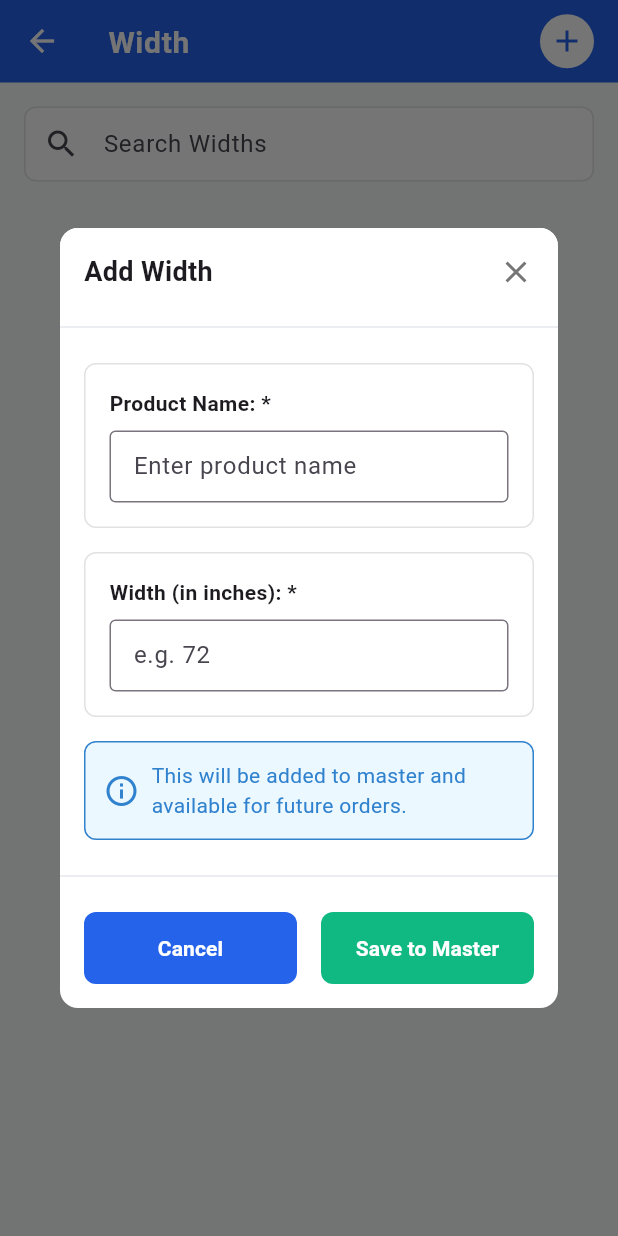
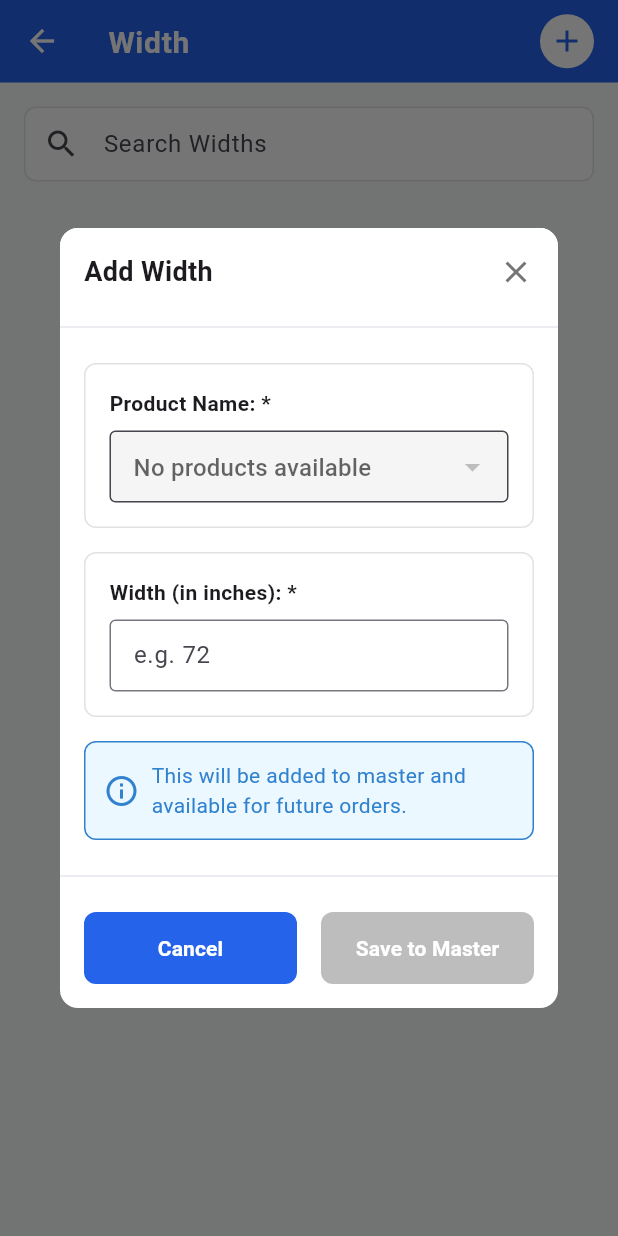
Before and after one commit to Affifa-2003/Fabric-Purchase-App, a Flutter app: the WidthPage screen opened directly, after a tap on the "add" icon, on a phone screen of 412 x 824 dp. Run offline on Flutter 3.47's test engine with Material 3 defaults, Android fonts, the phone set to English and light mode, and no system bars; our stand-ins replace fluttertoast, hive_flutter, image_picker; accounts and stored records are empty.

Commit message:
Updated width page

```diff
--- a/lib/service/width_service.dart
+++ b/lib/service/width_service.dart
@@ -24,9 +24,10 @@ class WidthService {
               // Ensure all values have the correct types
               Map<String, dynamic> widthMap = Map<String, dynamic>.from(item);
 
-              // Ensure product is a string
-              if (widthMap['product'] is! String) {
-                widthMap['product'] = widthMap['product']?.toString() ?? 'General';
+              // Ensure product is a string and not empty
+              if (widthMap['product'] is! String || widthMap['product'].toString().trim().isEmpty) {
+                // Skip items without a valid product name
+                return null;
               }
 
               // Ensure width is a double
@@ -40,18 +41,14 @@ class WidthService {
 
               return widthMap;
             }
-            // If it's a string (old format), convert to map
+            // If it's a string (old format), skip it since it doesn't have a product name
             if (item is String) {
-              // Remove the " at the end if it exists
-              String widthStr = item.endsWith('"') ? item.substring(0, item.length - 1) : item;
-              double? widthValue = double.tryParse(widthStr);
-              return {
-                'product': 'General',
-                'width': widthValue ?? 0.0,
-              };
+              // Skip string items without product names
+              return null;
             }
-            return <String, dynamic>{'product': 'General', 'width': 0.0};
-          }).toList();
+            // Skip invalid items
+            return null;
+          }).where((item) => item != null).cast<Map<String, dynamic>>().toList();
         }
       }
 
--- a/lib/widgets/add_width_dialog.dart
+++ b/lib/widgets/add_width_dialog.dart
@@ -4,14 +4,14 @@ import 'package:purchase_app/utils/input_formatters.dart';
 
 class AddWidthDialog extends StatefulWidget {
   final String? initialWidth;
-  final String? initialProduct; // Add this parameter
+  final String? initialProduct;
   final bool isEditMode;
   final List<Map<String, dynamic>>? activeProducts;
 
   const AddWidthDialog({
     Key? key,
     this.initialWidth,
-    this.initialProduct, // Add this parameter
+    this.initialProduct,
     this.isEditMode = false,
     this.activeProducts,
   }) : super(key: key);
@@ -110,7 +110,7 @@ class _AddWidthDialogState extends State<AddWidthDialog> {
             child: Column(
               mainAxisSize: MainAxisSize.min,
               children: [
-                // Product Name Field (always show)
+                // Product Name Field (always show as dropdown)
                 Container(
                   decoration: BoxDecoration(
                     color: const Color(0xFFFFFFFF),
@@ -130,43 +130,42 @@ class _AddWidthDialogState extends State<AddWidthDialog> {
                         ],
                       ),
                       const SizedBox(height: 8),
-                      // Show dropdown if products are provided, otherwise show text field
-                      widget.activeProducts != null && widget.activeProducts!.isNotEmpty
-                          ? DropdownButtonFormField<String>(
+                      // Always show dropdown, but disable when no products
+                      DropdownButtonFormField<String>(
                         value: selectedProductValue,
-                              decoration: const InputDecoration(
-                                hintText: 'Select a product',
-                                border: OutlineInputBorder(),
-                                contentPadding: EdgeInsets.symmetric(
+                        decoration: InputDecoration(
+                          hintText: widget.activeProducts != null && widget.activeProducts!.isNotEmpty
+                              ? 'Select a product'
+                              : 'No products available',
+                          border: const OutlineInputBorder(),
+                          contentPadding: const EdgeInsets.symmetric(
                             horizontal: 12,
                             vertical: 8,
                           ),
+                          filled: true,
+                          fillColor: widget.activeProducts != null && widget.activeProducts!.isNotEmpty
+                              ? Colors.white
+                              : Colors.grey[100],
                         ),
-                              items: widget.activeProducts!.map((product) {
+                        items: widget.activeProducts != null && widget.activeProducts!.isNotEmpty
+                            ? widget.activeProducts!.map((product) {
                                 return DropdownMenuItem<String>(
                                   value: product['name'],
                                   child: Text(product['name']),
                                 );
-                              }).toList(),
-                              onChanged: (value) {
+                              }).toList()
+                            : [], // Empty list when no products
+                        onChanged: widget.activeProducts != null && widget.activeProducts!.isNotEmpty
+                            ? (value) {
                                 setState(() {
                                   selectedProductValue = value;
                                 });
-                              },
-                            )
-                          : TextField(
-                              controller: productController,
-                              inputFormatters: [
-                                NoLeadingOrMultipleSpacesFormatter(),
-                              ],
-                              decoration: const InputDecoration(
-                                hintText: 'Enter product name',
-                                border: OutlineInputBorder(),
-                                contentPadding: EdgeInsets.symmetric(
-                                  horizontal: 12,
-                                  vertical: 8,
-                                ),
-                              ),
+                              }
+                            : null, // Disable when no products
+                        isExpanded: true,
+                        icon: widget.activeProducts != null && widget.activeProducts!.isNotEmpty
+                            ? const Icon(Icons.arrow_drop_down)
+                            : null, // Hide dropdown icon when disabled
                       ),
                     ],
                   ),
@@ -273,22 +272,22 @@ class _AddWidthDialogState extends State<AddWidthDialog> {
                 Expanded(
                   child: Container(
                     decoration: BoxDecoration(
-                      color: const Color(0xFF10B981),
+                      color: widget.activeProducts != null && widget.activeProducts!.isNotEmpty
+                          ? const Color(0xFF10B981)
+                          : Colors.grey[400], // Grey out button when no products
                       borderRadius: BorderRadius.circular(8),
                     ),
                     child: TextButton(
-                      onPressed: () async {
-                        // Get product name from dropdown or text field
-                        String productName = selectedProductValue ??
-                                       (widget.activeProducts != null && widget.activeProducts!.isNotEmpty
-                                           ? ''
-                                           : productController.text.trim());
+                      onPressed: widget.activeProducts != null && widget.activeProducts!.isNotEmpty
+                          ? () async {
+                              // Get product name from dropdown
+                              String productName = selectedProductValue ?? '';
 
                               // Validate required fields
                               if (productName.isEmpty) {
                                 ScaffoldMessenger.of(context).showSnackBar(
                                   const SnackBar(
-                              content: Text('Please enter a product name'),
+                                    content: Text('Please select a product'),
                                     backgroundColor: Colors.red,
                                   ),
                                 );
@@ -322,7 +321,8 @@ class _AddWidthDialogState extends State<AddWidthDialog> {
                                 'product': productName,
                                 'width': widthValue,
                               });
-                      },
+                            }
+                          : null, // Disable button when no products
                       child: Text(
                         widget.isEditMode ? 'Update' : 'Save to Master',
                         style: const TextStyle(
```
Lines whose indentation alone changed are shown as unchanged.
